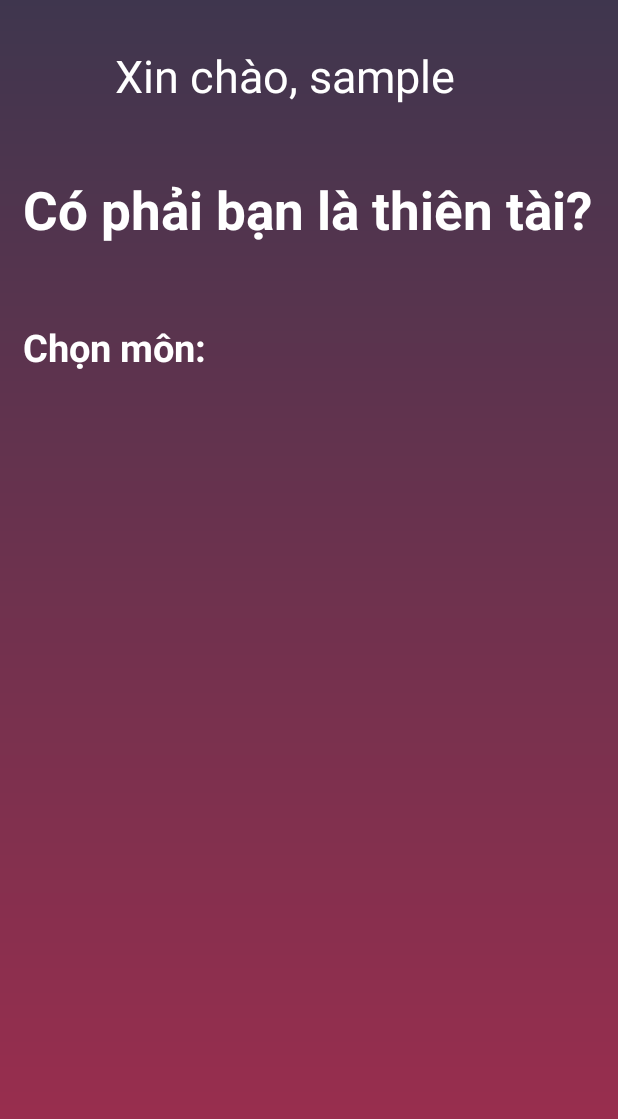
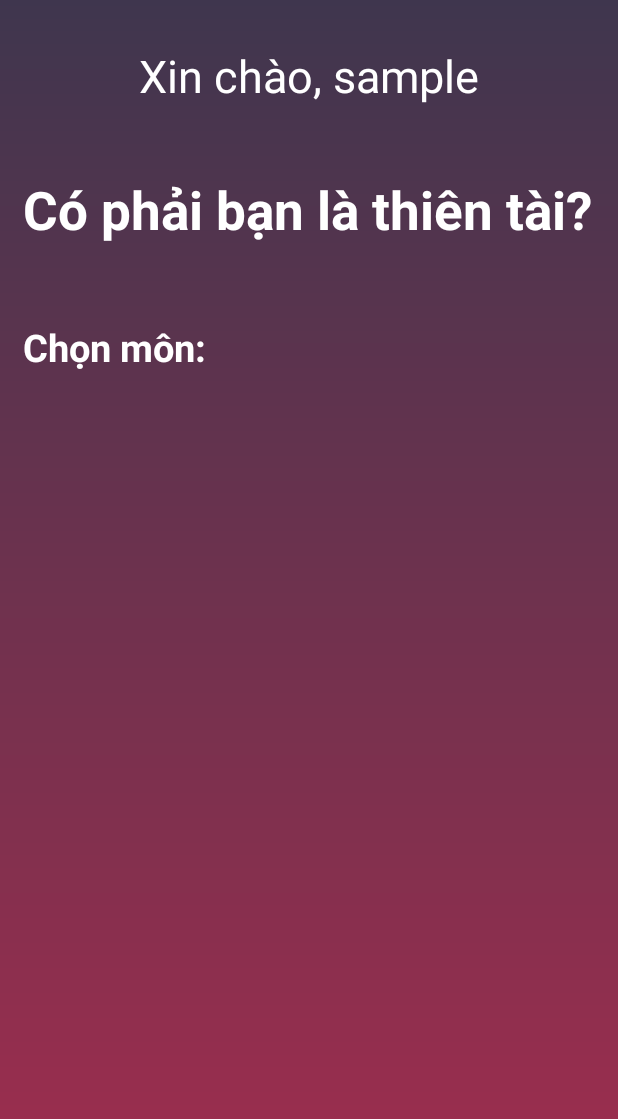
Before and after one commit to Picassimp/DA1_nhom1, an Android app: the fragment HomeFragment shown on its own in the app's theme, on a phone screen of 412 x 824 dp. Shown: the top 1119 px of the screen. Run offline under Robolectric (Android 15) with nearby library versions, the phone set to English and light mode, and no system bars.

Commit message:
tối ưu LinearLayout trong homeActivity

```diff
--- a/app/src/main/res/layout/fragment_home.xml
+++ b/app/src/main/res/layout/fragment_home.xml
@@ -11,22 +11,21 @@
         android:layout_height="wrap_content"
         android:orientation="horizontal"
         android:layout_marginTop="30dp"
+        android:gravity="center"
         >
 
         <TextView
-            android:layout_width="match_parent"
+            android:layout_width="wrap_content"
             android:layout_height="wrap_content"
             android:text="Xin chào, "
             android:textColor="@color/white"
             android:textSize="30dp"
-            android:layout_weight="1"
             android:gravity="end"
             />
     <TextView
         android:id="@+id/tv_homefrag_UserName"
-        android:layout_width="match_parent"
+        android:layout_width="wrap_content"
         android:layout_height="wrap_content"
-        android:layout_weight="1"
         android:textSize="30dp"
         android:gravity="start"
         android:text="sample"
```
